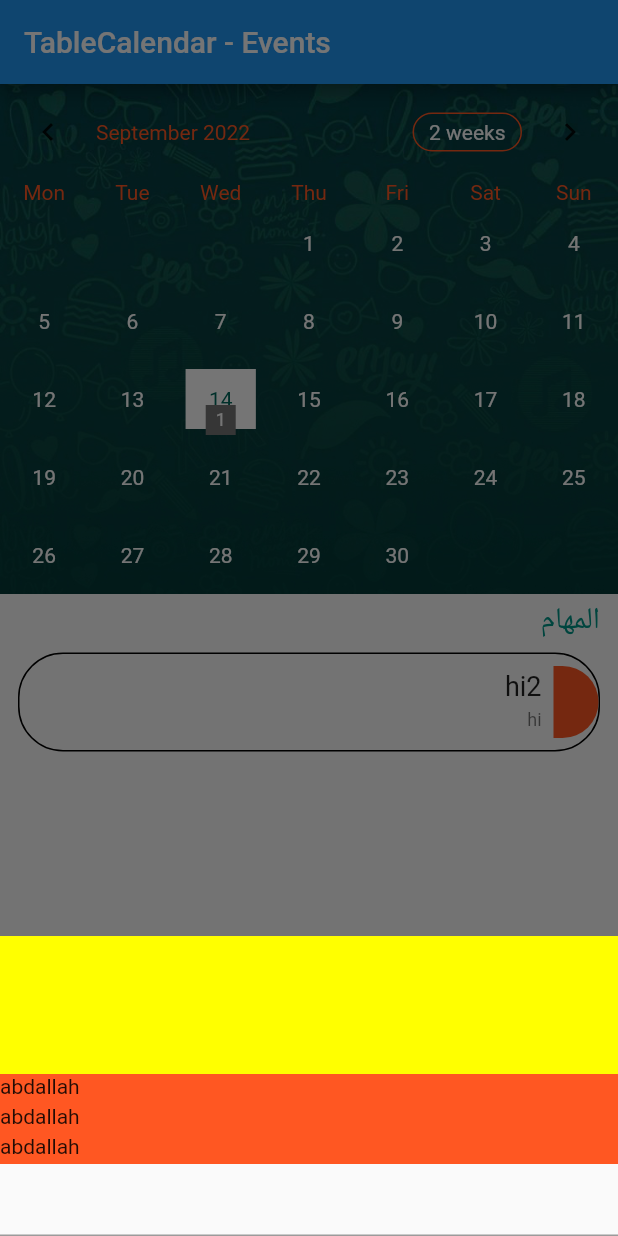
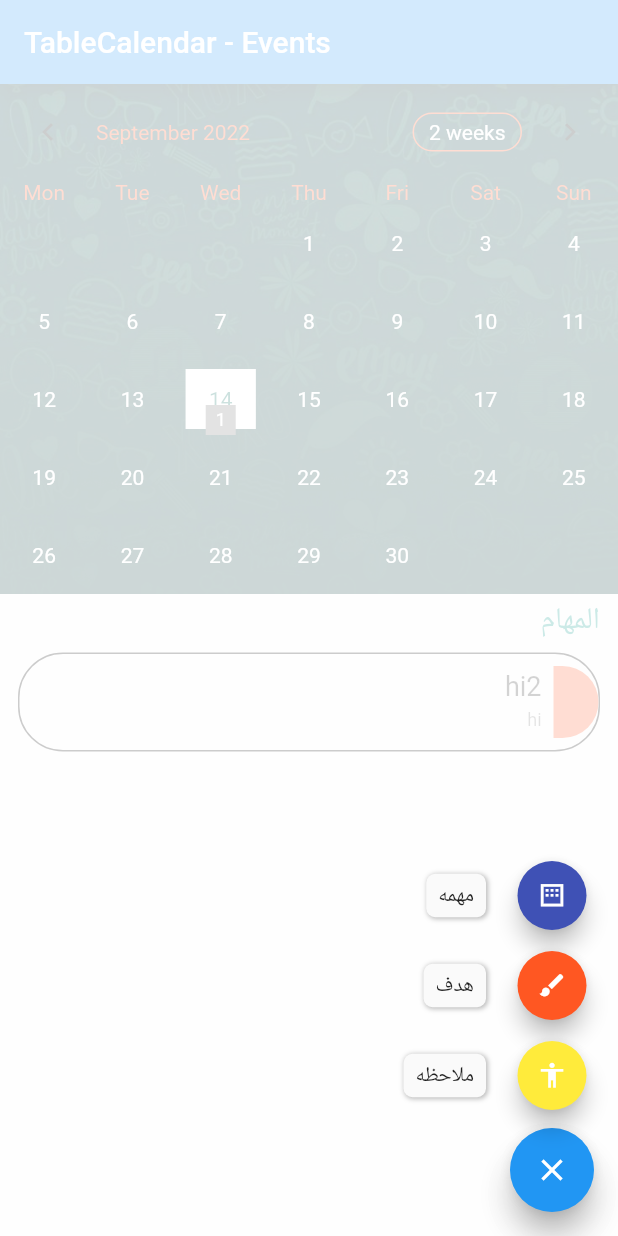
Before and after one commit to abdallah1113/todo, a Flutter app: the screen it shows after launch, after a tap on the "add" icon, on a phone screen of 412 x 824 dp. Run offline on Flutter 3.47's test engine with Material 2 defaults, Android fonts, the light colour scheme and no system bars; drawn by our look-alikes of flutter_speed_dial, table_calendar; our stand-ins replace get, sqflite; missing offline and left inert: flutter_device_type; accounts and stored records are empty.

Commit message:
add BottomSheet add task ui

```diff
--- a/lib/controller/main_screen_controller.dart
+++ b/lib/controller/main_screen_controller.dart
@@ -1,6 +1,7 @@
 
 import 'dart:collection';
 
+import 'package:flutter/cupertino.dart';
 import 'package:flutter/cupertino.dart';
 import 'package:get/get.dart';
 import 'package:table_calendar/table_calendar.dart';
@@ -137,9 +138,22 @@
         (index) => DateTime.utc(first.year, first.month, first.day + index),
   );
 }
+  // add task
+TextEditingController titleTask=TextEditingController();
+    TextEditingController supTask=TextEditingController();
+      TextEditingController newNot=TextEditingController();
 
 
-@override
+
+// add task_target
+  String? newTaskTitle;
+  List<String> op=[' s a','b','c',];
+
+
+
+
+
+  @override
   void onInit() {
   add();
   selectedDay = focusedDay;
--- a/lib/pags/add/add_task.dart
+++ /dev/null
@@ -1,38 +0,0 @@
-
-import 'package:flutter/cupertino.dart';
-import 'package:flutter/material.dart';
-
-class AddTask extends StatelessWidget {
-
-  @override
-  Widget build(BuildContext context) {
-    return SizedBox(
-      height: 200,
-      child: Column(
-        children: [
-          Expanded(
-            child: Container(
-              color: Colors.yellowAccent,
-
-              child: ListView.builder(
-
-                reverse:true ,
-                itemCount: 3,
-               itemBuilder: (BuildContext context, int index) {
-                 return Container(
-                    height: 20,
-                     child: Text('abdallah'),
-                     color: Colors.deepOrange,
-
-                 );
-                 },
-              ),
-            ),
-          ),
-
-          TextField(),
-        ],
-      ),
-    );
-  }
-}
--- a/lib/pags/ui/mainScrin.dart
+++ b/lib/pags/ui/mainScrin.dart
@@ -1,14 +1,17 @@
 
 import 'package:flutter/cupertino.dart';
 import 'package:flutter/material.dart';
+import 'package:flutter_speed_dial/flutter_speed_dial.dart';
 import 'package:get/get.dart';
 import 'package:get/get_core/src/get_main.dart';
 import 'package:table_calendar/table_calendar.dart';
-import 'package:todo/pags/add/add_task.dart';
 
 
 import '../../controller/main_screen_controller.dart';
 import '../../model/sql_model/Tasks.dart';
+import '../add/add_tasks/add_note.dart';
+import '../add/add_tasks/add_task.dart';
+import '../add/add_tasks/add_task_target.dart';
 
 class MainScreen extends StatefulWidget {
   @override
@@ -16,6 +19,7 @@
 }
 
 class _MainScreen extends State<MainScreen> {
+
 
 
   @override
@@ -167,11 +171,87 @@
           ],
         ),
       ),
-      floatingActionButton:  FloatingActionButton(
+
+      floatingActionButton: SpeedDial(
+        // animatedIcon: AnimatedIcons.menu_close,
+        // animatedIconTheme: IconThemeData(size: 22.0),
+        // / This is ignored if animatedIcon is non null
+        // child: Text("open"),
+        // activeChild: Text("close"),
+        icon: Icons.add,
+        activeIcon: Icons.close,
+        spacing: 3,
+        openCloseDial: isDialOpen,
+        childPadding: const EdgeInsets.all(5),
+        spaceBetweenChildren: 4,
+
+        buttonSize: buttonSize, // it's the SpeedDial size which defaults to 56 itself
+        // iconTheme: IconThemeData(size: 22),
+
+        activeLabel: extend ? const Text("Close") : null,
+
+
+        childrenButtonSize: childrenButtonSize,
+        visible: visible,
+        direction: speedDialDirection,
+        switchLabelPosition: switchLabelPosition,
+
+        closeManually: closeManually,
+
+        renderOverlay: renderOverlay,
+
+        elevation: 8.0,
+        animationCurve: Curves.easeInOutQuint,
+        isOpenOnStart: false,
+        animationDuration: const Duration(milliseconds: 500),
+        shape:  const StadiumBorder(),
+        // childMargin: EdgeInsets.symmetric(horizontal: 10, vertical: 5),
+        children: [
+          SpeedDialChild(
+            child:  const Icon(Icons.accessibility) ,
+            backgroundColor: Colors.yellow,
+            foregroundColor: Colors.white,
+            label: 'ملاحظه',
+            onLongPress: () => Add( AddNote()),
+          ),
+          SpeedDialChild(
+            child: const Icon(Icons.brush) ,
             backgroundColor: Colors.deepOrange,
-          child: const Icon(Icons.add),
-          onPressed: () {
+            foregroundColor: Colors.white,
+            label: 'هدف',
+            onTap: () =>Add( AddTaskTarget()),
+          ),
 
+
+
+          SpeedDialChild(
+            child: const Icon(Icons.margin) ,
+            backgroundColor: Colors.indigo,
+            foregroundColor: Colors.white,
+            label: 'مهمه',
+            visible: true,
+            onTap: () => Add(AddTasks() ),
+            onLongPress: () => debugPrint('THIRD CHILD LONG PRESS'),
+          ),
+        ],
+      ),
+    );
+
+
+
+  }
+  var renderOverlay = true;
+  var visible = true;
+  var switchLabelPosition = false;
+  var extend = false;
+  var customDialRoot = false;
+  var closeManually = false;
+  var useRAnimation = true;
+  var isDialOpen = ValueNotifier<bool>(false);
+  var speedDialDirection = SpeedDialDirection.up;
+  var buttonSize = const Size(56.0, 56.0);
+  var childrenButtonSize = const Size(56.0, 56.0);
+   Add( Widget x){
   showModalBottomSheet(
   isScrollControlled: true,
   context: context,
@@ -179,12 +259,8 @@
   child: Container(
   padding: EdgeInsets.only(
   bottom: MediaQuery.of(context).viewInsets.bottom),
-                    child:  AddTask()),
+  child: x ),
   ),
-
-            );
-          })
-
   );
   }
 }
--- a/pubspec.yaml
+++ b/pubspec.yaml
@@ -40,6 +40,7 @@
   get:
   table_calendar:
   flutter_device_type: ^0.4.0
+  flutter_speed_dial: ^6.0.0
 
 dev_dependencies:
   flutter_test:
```
Also changed, not shown: lib/CustomWidget/custom.dart (+10 -0 lines), lib/pags/add/add_tasks/add_note.dart (added, +49 -0 lines), lib/pags/add/add_tasks/add_task.dart (added, +78 -0 lines), lib/pags/add/add_tasks/add_task_target.dart (added, +88 -0 lines), pubspec.lock. Lines whose indentation alone changed are shown as unchanged.
